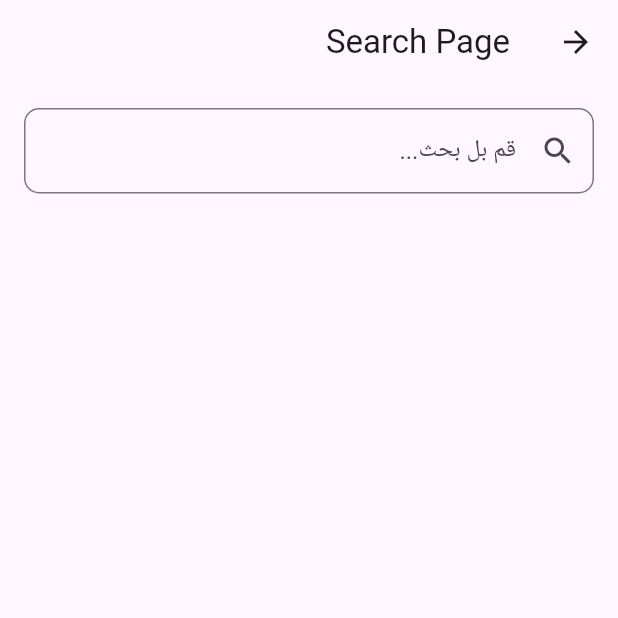
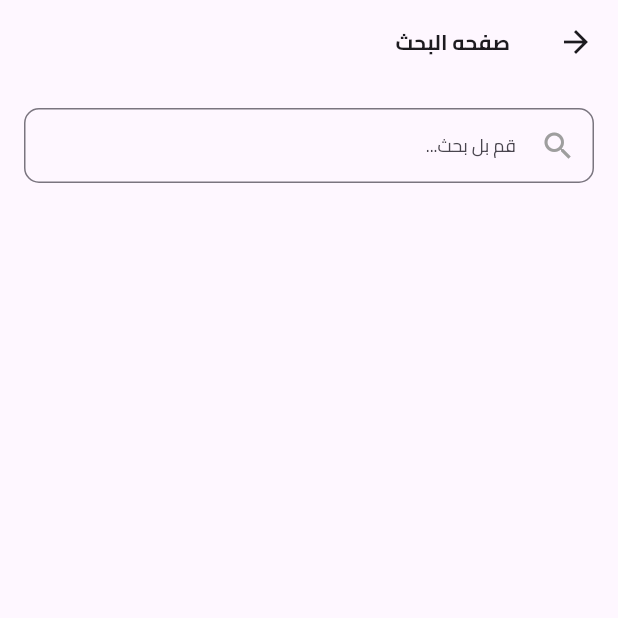
Before and after one commit to husseinkad/evenplanhub, a Flutter app: the SearchPage screen opened directly, on a phone screen of 412 x 824 dp, the top half of it. Run offline on Flutter 3.47's test engine with Material 3 defaults, Android fonts, the light colour scheme and no system bars; our stand-ins replace cached_network_image, flutter_rating_bar, flutter_riverpod, flutter_svg, gap, responsive_framework and 1 more; accounts and stored records are empty; network calls fail.

Commit message:
عحسشفث

```diff
--- a/lib/pages/searchpage.dart
+++ b/lib/pages/searchpage.dart
@@ -11,7 +11,7 @@ class SearchPage extends StatelessWidget {
   Widget build(BuildContext context) {
     return Scaffold(
       appBar: AppBar(
-        title: const Text('Search Page'),
+        title: const Text('صفحه البحث', style: CustomTextStyles.defaultTextStyleBold,),
       ),
       body: const Padding(
         padding: EdgeInsets.all(16.0),
@@ -33,11 +33,11 @@ class SearchBar extends ConsumerWidget {
   @override
   Widget build(BuildContext context, WidgetRef ref) {
     return TextField(
-      style: const TextStyle(color: Colors.blue, fontSize: 16.0),
+      style: CustomTextStyles.smallTextStyle,
        decoration: InputDecoration(
         hintText: 'قم بل بحث...',
         labelStyle: CustomTextStyles.subtitleTextStyleSmall,
-        prefixIcon: const Icon(Icons.search_outlined),
+        prefixIcon: const Icon(Icons.search_outlined, color: Colors.grey,),
         border: OutlineInputBorder(
           borderRadius: BorderRadius.circular(10.0),
         ),
```
